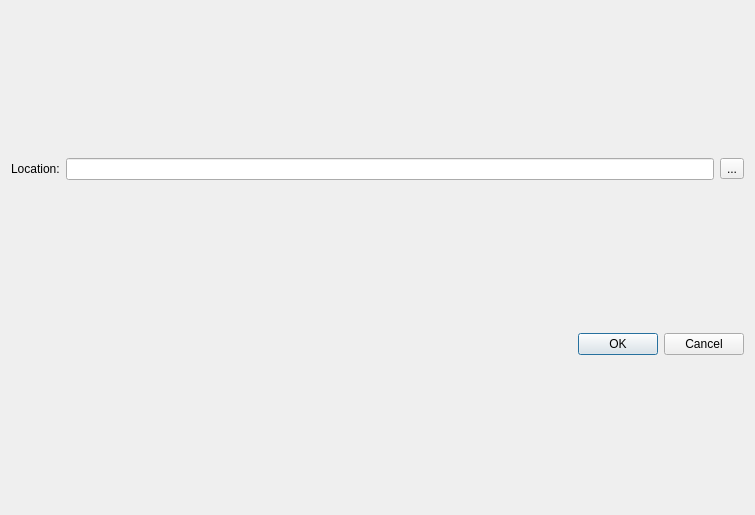
sjdingcn/GUI, file src/view/create_project_scene.ui: the form before one commit.
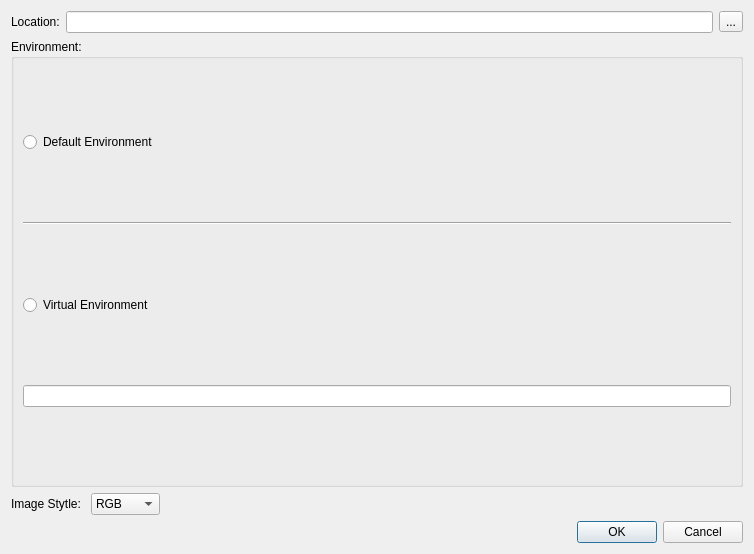
The form after the commit.

Commit message: project create scene done and add icons.

The edit to the form file:
```diff
--- a/src/view/create_project_scene.ui
+++ b/src/view/create_project_scene.ui
@@ -6,8 +6,8 @@
    <rect>
     <x>0</x>
     <y>0</y>
-    <width>755</width>
-    <height>515</height>
+    <width>754</width>
+    <height>554</height>
    </rect>
   </property>
   <property name="windowTitle">
@@ -15,24 +15,123 @@
   </property>
   <layout class="QVBoxLayout" name="verticalLayout_2">
    <item>
-    <layout class="QHBoxLayout" name="horizontalLayout">
+    <layout class="QVBoxLayout" name="verticalLayout">
      <item>
-      <widget class="QLabel" name="label">
-       <property name="text">
-        <string>Location:</string>
-       </property>
-      </widget>
+      <layout class="QHBoxLayout" name="horizontalLayout">
+       <item>
+        <widget class="QLabel" name="label">
+         <property name="text">
+          <string>Location:</string>
+         </property>
+        </widget>
+       </item>
+       <item>
+        <widget class="QLineEdit" name="line_edit_location"/>
+       </item>
+       <item>
+        <widget class="QToolButton" name="tool_button_location">
+         <property name="text">
+          <string>...</string>
+         </property>
+        </widget>
+       </item>
+      </layout>
      </item>
      <item>
-      <widget class="QLineEdit" name="line_edit_location"/>
-     </item>
-     <item>
-      <widget class="QToolButton" name="tool_button_location">
-       <property name="text">
-        <string>...</string>
+      <widget class="QGroupBox" name="groupBox">
+       <property name="sizePolicy">
+        <sizepolicy hsizetype="Preferred" vsizetype="MinimumExpanding">
+         <horstretch>0</horstretch>
+         <verstretch>0</verstretch>
+        </sizepolicy>
        </property>
+       <property name="title">
+        <string>Environment: </string>
+       </property>
+       <property name="flat">
+        <bool>false</bool>
+       </property>
+       <property name="checkable">
+        <bool>false</bool>
+       </property>
+       <layout class="QVBoxLayout" name="verticalLayout_3">
+        <item>
+         <widget class="QRadioButton" name="radioButton">
+          <property name="text">
+           <string>Default Environment</string>
+          </property>
+         </widget>
+        </item>
+        <item>
+         <widget class="Line" name="line">
+          <property name="orientation">
+           <enum>Qt::Horizontal</enum>
+          </property>
+         </widget>
+        </item>
+        <item>
+         <widget class="QRadioButton" name="radioButton_2">
+          <property name="text">
+           <string>Virtual Environment</string>
+          </property>
+         </widget>
+        </item>
+        <item>
+         <widget class="QLineEdit" name="lineEdit"/>
+        </item>
+       </layout>
       </widget>
      </item>
+     <item>
+      <layout class="QHBoxLayout" name="horizontalLayout_2">
+       <item>
+        <widget class="QLabel" name="label_2">
+         <property name="sizePolicy">
+          <sizepolicy hsizetype="Preferred" vsizetype="Minimum">
+           <horstretch>0</horstretch>
+           <verstretch>0</verstretch>
+          </sizepolicy>
+         </property>
+         <property name="text">
+          <string>Image Stytle: </string>
+         </property>
+        </widget>
+       </item>
+       <item>
+        <widget class="QComboBox" name="comboBox">
+         <property name="sizePolicy">
+          <sizepolicy hsizetype="Preferred" vsizetype="Fixed">
+           <horstretch>0</horstretch>
+           <verstretch>0</verstretch>
+          </sizepolicy>
+         </property>
+         <item>
+          <property name="text">
+           <string>RGB</string>
+          </property>
+         </item>
+         <item>
+          <property name="text">
+           <string>RGB-D</string>
+          </property>
+         </item>
+        </widget>
+       </item>
+       <item>
+        <spacer name="horizontalSpacer">
+         <property name="orientation">
+          <enum>Qt::Horizontal</enum>
+         </property>
+         <property name="sizeHint" stdset="0">
+          <size>
+           <width>40</width>
+           <height>20</height>
+          </size>
+         </property>
+        </spacer>
+       </item>
+      </layout>
+     </item>
     </layout>
    </item>
    <item>
```
The commit also changes 22 other files.
